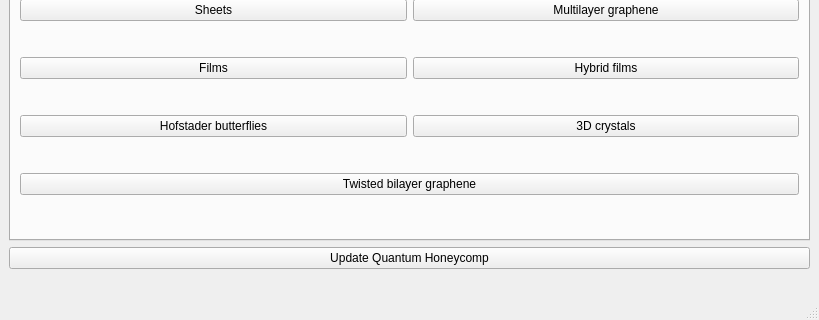
The window that development/interface-pyqt/system_selection/interface.ui (joselado/quantum-honeycomp) describes before a commit, drawn with Qt 5; both pictures show x 0 to 819 and y 417 to 737 of the 819 by 737 pixel window.
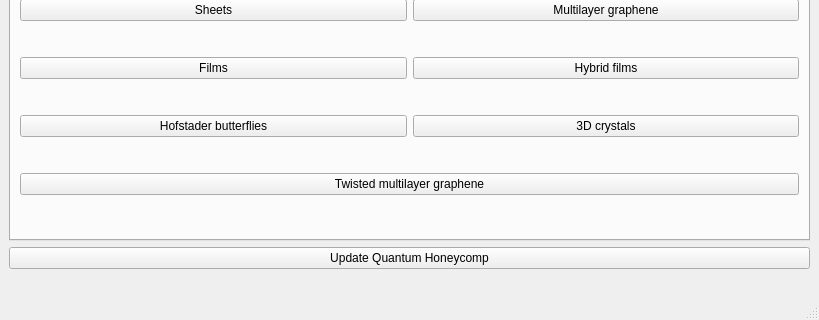
The same window after the commit.

```diff
--- a/development/interface-pyqt/system_selection/interface.ui
+++ b/development/interface-pyqt/system_selection/interface.ui
@@ -144,7 +144,7 @@
           <item row="12" column="0" colspan="2">
            <widget class="QPushButton" name="twisted_bilayer">
             <property name="text">
-             <string>Twisted bilayer graphene</string>
+             <string>Twisted multilayer graphene</string>
             </property>
            </widget>
           </item>
```
